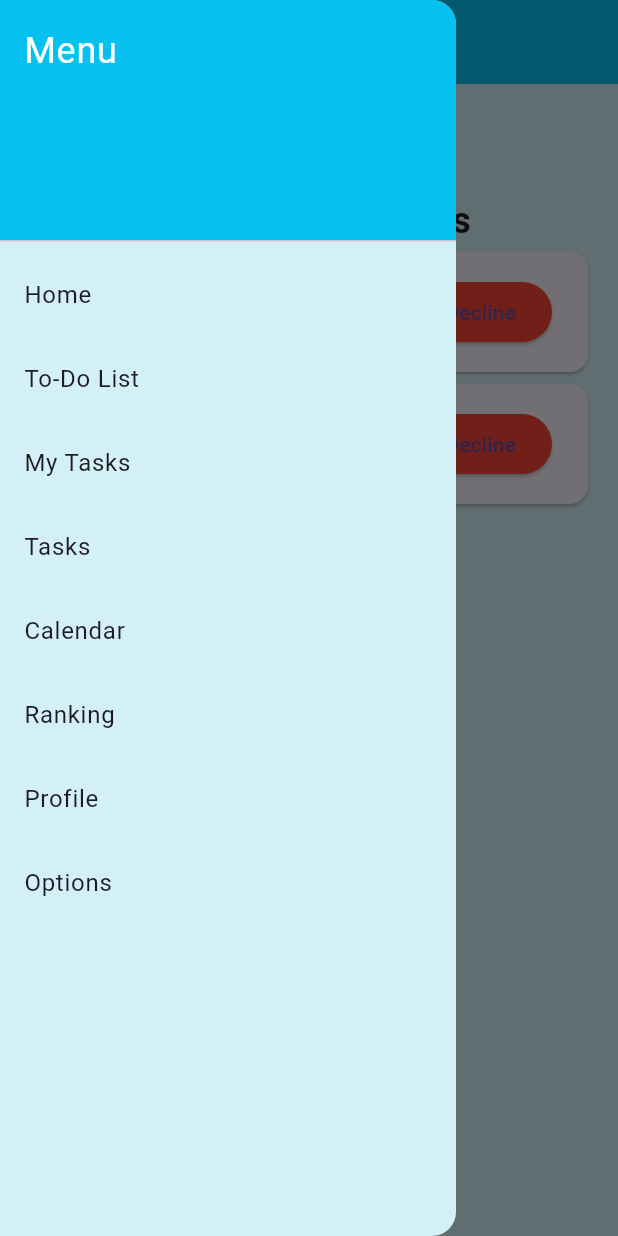
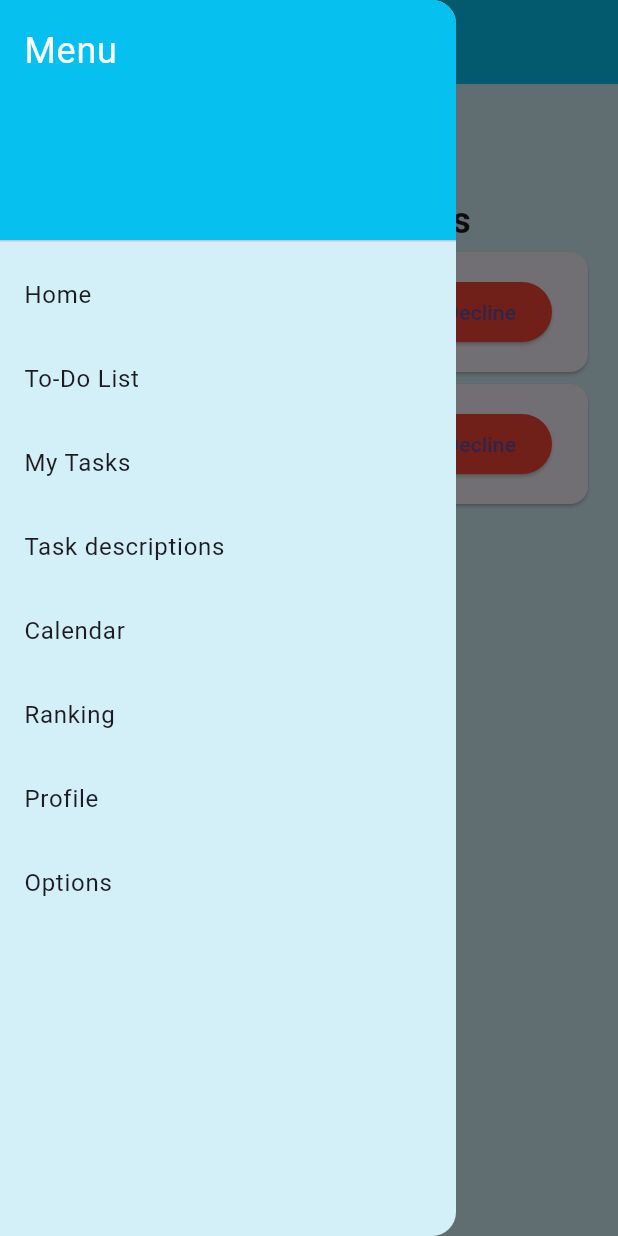
Before and after one commit to Hafsa993/HouseholdKnowledgeBase, a Flutter app: the screen it shows after launch, with the side drawer open, on a phone screen of 412 x 824 dp. Run offline on Flutter 3.47's test engine with Material 3 defaults, Android fonts, the phone set to English and light mode, and no system bars; our stand-ins replace flutter_calendar_carousel.

Commit message:
task descriptions name

```diff
--- a/household_knwoledge_app/lib/widgets/menu_drawer.dart
+++ b/household_knwoledge_app/lib/widgets/menu_drawer.dart
@@ -41,7 +41,7 @@ class MenuDrawer extends StatelessWidget {
             },
           ),
           ListTile(
-            title: const Text('Tasks'),
+            title: const Text('Task descriptions'),
             onTap: () {
               Navigator.pushReplacement(context, MaterialPageRoute(builder: (_) => TasksScreen()));
             },
```
